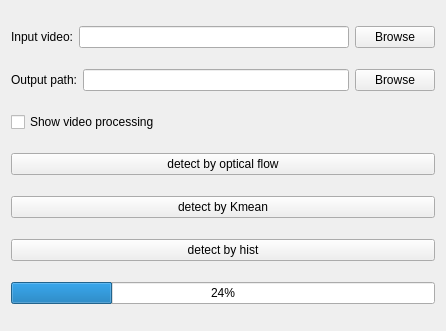
This is shot/mainwindow.ui in japonica99/syp_video as Qt 5 draws it before an edit. The edited form follows.
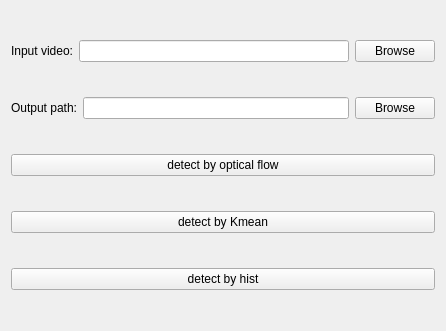
This is the edited form.

```diff
--- a/shot/mainwindow.ui
+++ b/shot/mainwindow.ui
@@ -57,13 +57,6 @@
       </item>
      </layout>
     </item>
-    <item>
-     <widget class="QCheckBox" name="showButton">
-      <property name="text">
-       <string>Show video processing</string>
-      </property>
-     </widget>
-    </item>
     <item>
      <layout class="QVBoxLayout" name="verticalLayout_4">
       <item>
@@ -97,17 +90,6 @@
       </item>
      </layout>
     </item>
-    <item>
-     <layout class="QVBoxLayout" name="verticalLayout_3">
-      <item>
-       <widget class="QProgressBar" name="progressBar">
-        <property name="value">
-         <number>24</number>
-        </property>
-       </widget>
-      </item>
-     </layout>
-    </item>
    </layout>
   </widget>
  </widget>
```
